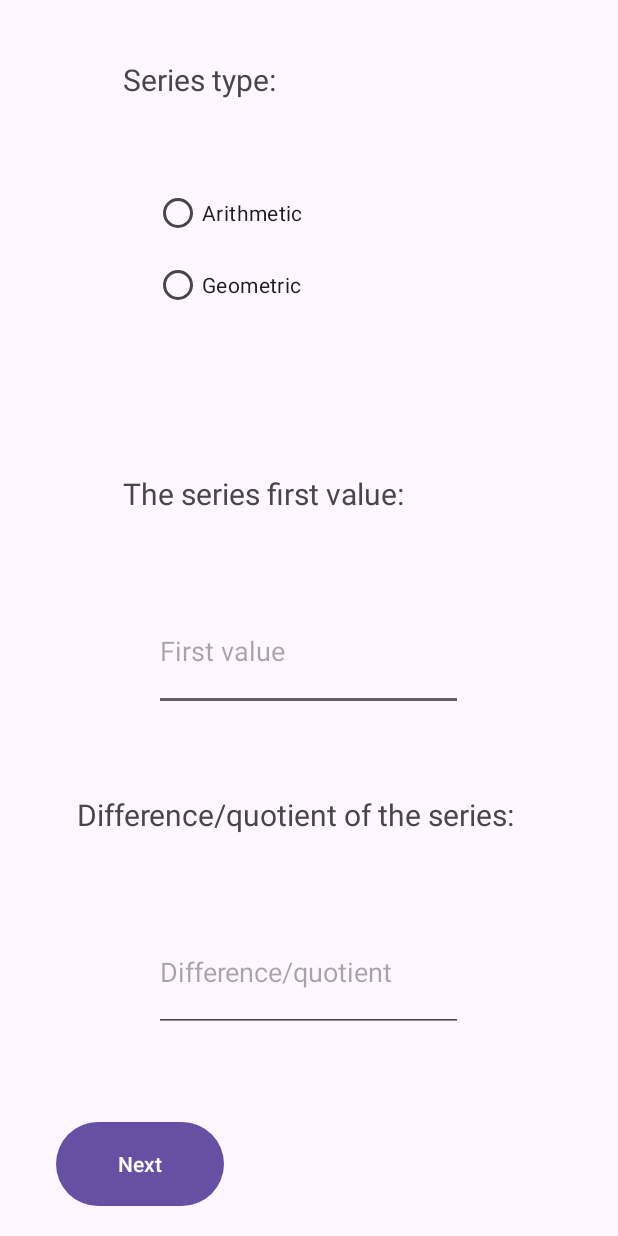
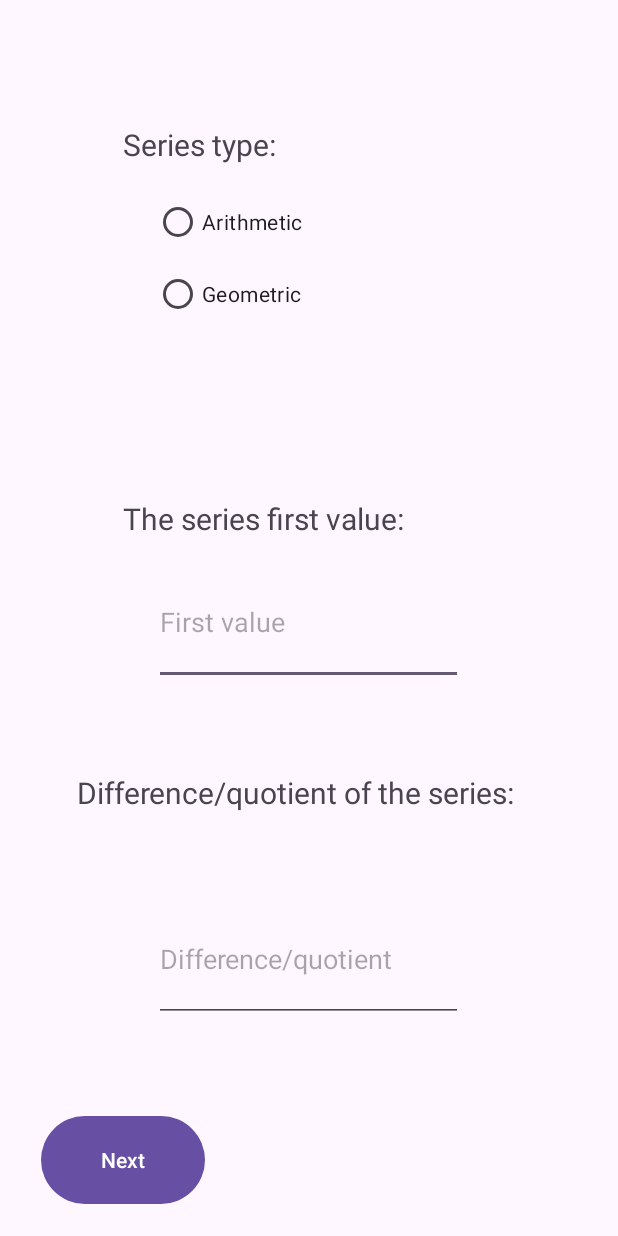
Before and after one commit to or1901/Ex082, an Android app: the screen it shows after launch (MainActivity), on a phone screen of 412 x 824 dp. Run offline under Robolectric (Android 15) with nearby library versions, the phone set to English and light mode, and no system bars.

Commit message:
Finally finished the first activity design, and started working on the second activity design

```diff
--- a/app/src/main/AndroidManifest.xml
+++ b/app/src/main/AndroidManifest.xml
@@ -13,6 +13,9 @@
         android:theme="@style/Theme.Ex082"
         tools:targetApi="31">
         <activity
+            android:name=".ResultsActivity"
+            android:exported="false" />
+        <activity
             android:name=".MainActivity"
             android:exported="true">
             <intent-filter>
--- a/app/src/main/res/layout/activity_main.xml
+++ b/app/src/main/res/layout/activity_main.xml
@@ -10,12 +10,12 @@
     <Space
         android:layout_width="match_parent"
         android:layout_height="0dp"
-        android:layout_weight="0.5" />
+        android:layout_weight="1" />
 
     <LinearLayout
         android:layout_width="match_parent"
         android:layout_height="0dp"
-        android:layout_weight="1"
+        android:layout_weight="0.5"
         android:orientation="horizontal">
 
         <Space
@@ -80,7 +80,7 @@
     <LinearLayout
         android:layout_width="match_parent"
         android:layout_height="0dp"
-        android:layout_weight="1"
+        android:layout_weight="0.5"
         android:orientation="horizontal">
 
         <Space
@@ -113,7 +113,6 @@
             android:layout_weight="1" />
 
         <EditText
-            android:id="@+id/editTextNumberSigned"
             android:layout_width="0dp"
             android:layout_height="match_parent"
             android:layout_weight="2"
@@ -168,7 +167,6 @@
             android:layout_weight="1" />
 
         <EditText
-            android:id="@+id/editTextNumberSigned"
             android:layout_width="0dp"
             android:layout_height="match_parent"
             android:layout_weight="2"
@@ -199,16 +197,15 @@
             android:layout_weight="1" />
 
         <Button
-            android:id="@+id/button"
             android:layout_width="0dp"
             android:layout_height="match_parent"
-            android:layout_weight="3"
+            android:layout_weight="4"
             android:text="Next" />
 
         <Space
             android:layout_width="0dp"
             android:layout_height="match_parent"
-            android:layout_weight="7" />
+            android:layout_weight="10" />
     </LinearLayout>
 
     <Space
```
Also changed, not shown: app/src/main/java/com/example/ex082/ResultsActivity.java (added, +14 -0 lines), app/src/main/res/layout/activity_results.xml (added, +51 -0 lines).
